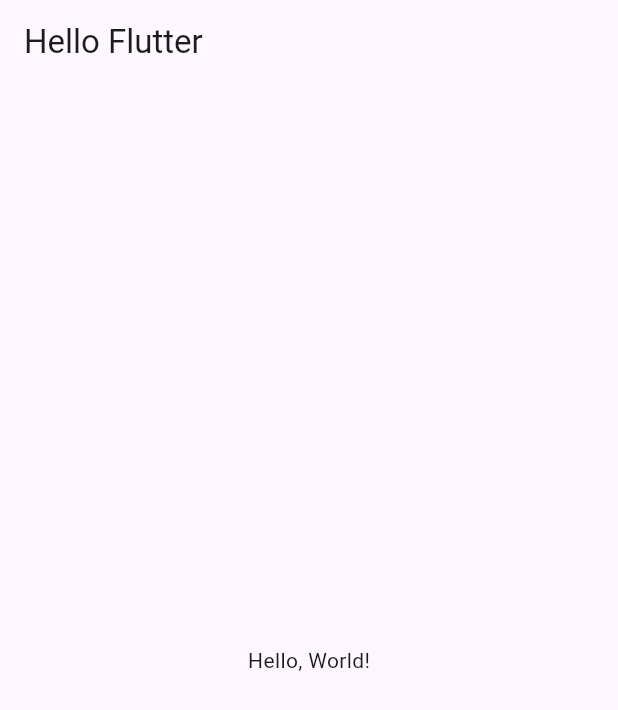
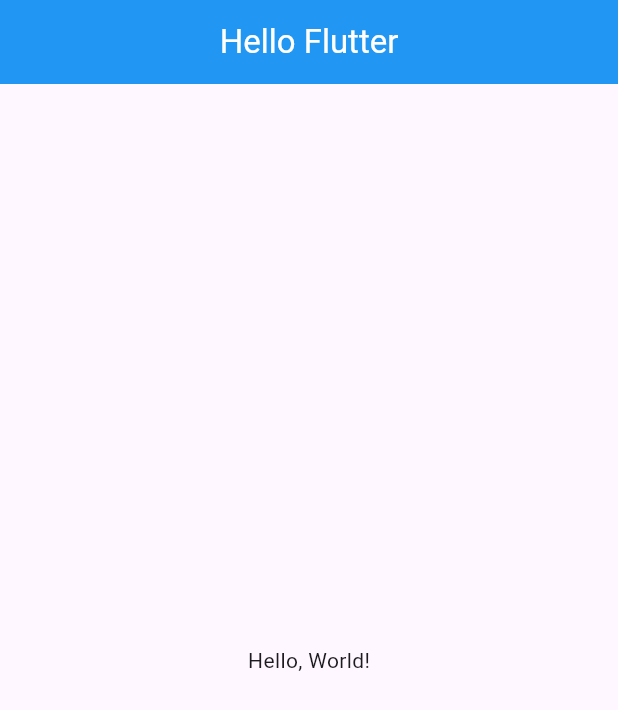
Before and after one commit to Odyssey409/toonflix, a Flutter app: the screen it shows after launch, on a phone screen of 412 x 824 dp. Shown: the top 710 px of the screen. Run offline on Flutter 3.47's test engine with Material 3 defaults, Android fonts, the phone set to English and light mode, and no system bars.

Commit message:
#2.4 Recap
AppBar의 텍스트 정렬 및 색 변경

```diff
--- a/lib/main.dart
+++ b/lib/main.dart
@@ -13,6 +13,9 @@ class App extends StatelessWidget {
       home: Scaffold(
         appBar: AppBar(
           title: Text('Hello Flutter'),
+          centerTitle: true,
+          backgroundColor: Colors.blue,
+          foregroundColor: Colors.white,
         ),
         body: Center(
           child: Text('Hello, World!'),
```
